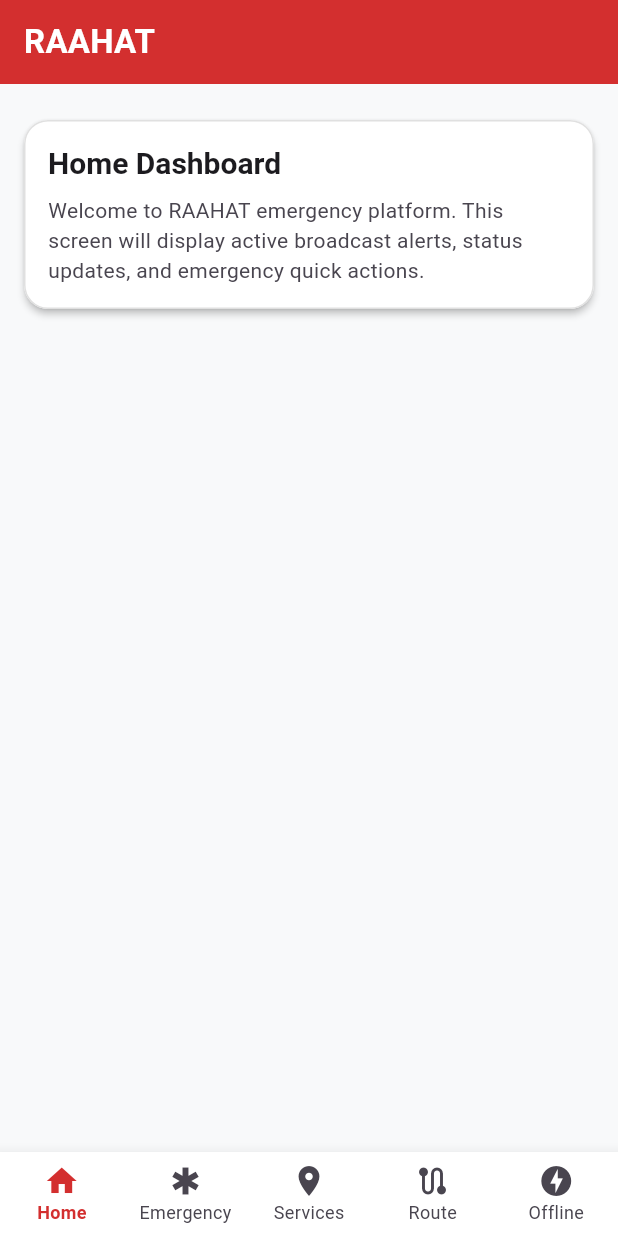
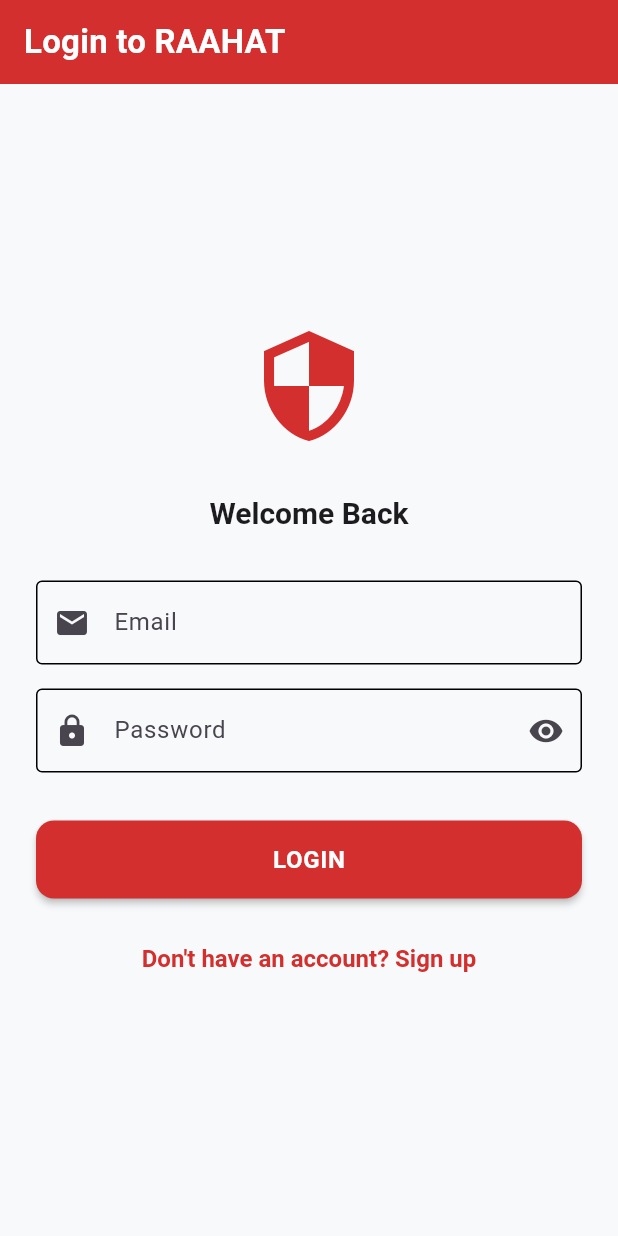
Before and after one commit to Santoshray-27/raahat, a Flutter app: the screen it shows after launch, on a phone screen of 412 x 824 dp. Run offline on Flutter 3.47's test engine with Material 3 defaults, Android fonts, the phone set to English and light mode, and no system bars; our stand-ins replace firebase_auth, firebase_core, geolocator; accounts and stored records are empty.

Commit message:
feat(mobile): integrate Firebase authentication

```diff
--- /dev/null
+++ b/apps/mobile/lib/features/auth/auth_gate.dart
@@ -0,0 +1,133 @@
+import 'package:flutter/material.dart';
+import 'package:firebase_auth/firebase_auth.dart';
+import 'package:raahat/features/home/main_navigation_shell.dart';
+import 'package:raahat/features/auth/login_screen.dart';
+import 'package:raahat/services/user_service.dart';
+import 'package:raahat/services/api_client.dart';
+
+class AuthGate extends StatefulWidget {
+  const AuthGate({super.key});
+
+  @override
+  State<AuthGate> createState() => _AuthGateState();
+}
+
+class _AuthGateState extends State<AuthGate> {
+  final UserService _userService = UserService(apiClient: ApiClient.instance);
+
+  User? _currentUser;
+  bool _isSyncing = false;
+  String? _syncError;
+  bool _syncSuccess = false;
+
+  @override
+  void initState() {
+    super.initState();
+    FirebaseAuth.instance.authStateChanges().listen((user) {
+      if (mounted) {
+        setState(() {
+          _currentUser = user;
+          if (user != null) {
+            _syncUser();
+          } else {
+            _isSyncing = false;
+            _syncError = null;
+            _syncSuccess = false;
+          }
+        });
+      }
+    });
+  }
+
+  Future<void> _syncUser() async {
+    setState(() {
+      _isSyncing = true;
+      _syncError = null;
+      _syncSuccess = false;
+    });
+
+    try {
+      await _userService.getMe();
+      if (mounted) {
+        setState(() {
+          _syncSuccess = true;
+          _isSyncing = false;
+        });
+      }
+    } catch (e) {
+      if (mounted) {
+        setState(() {
+          _syncError = e.toString();
+          _isSyncing = false;
+        });
+      }
+    }
+  }
+
+  @override
+  Widget build(BuildContext context) {
+    if (_currentUser == null) {
+      return const LoginScreen();
+    }
+
+    if (_isSyncing) {
+      return const Scaffold(
+        body: Center(
+          child: Column(
+            mainAxisAlignment: MainAxisAlignment.center,
+            children: [
+              CircularProgressIndicator(),
+              SizedBox(height: 16),
+              Text('Synchronizing account...'),
+            ],
+          ),
+        ),
+      );
+    }
+
+    if (_syncError != null) {
+      return Scaffold(
+        body: Center(
+          child: Padding(
+            padding: const EdgeInsets.all(24.0),
+            child: Column(
+              mainAxisAlignment: MainAxisAlignment.center,
+              children: [
+                const Icon(Icons.error_outline, color: Colors.red, size: 48),
+                const SizedBox(height: 16),
+                const Text('Failed to sync account with server.'),
+                const SizedBox(height: 8),
+                Text(
+                  _syncError!,
+                  textAlign: TextAlign.center,
+                  style: const TextStyle(color: Colors.red),
+                ),
+                const SizedBox(height: 24),
+                ElevatedButton.icon(
+                  onPressed: _syncUser,
+                  icon: const Icon(Icons.refresh),
+                  label: const Text('Retry'),
+                ),
+                const SizedBox(height: 8),
+                TextButton(
+                  onPressed: () => FirebaseAuth.instance.signOut(),
+                  child: const Text('Sign Out'),
+                ),
+              ],
+            ),
+          ),
+        ),
+      );
+    }
+
+    if (_syncSuccess) {
+      return const MainNavigationShell();
+    }
+
+    return const Scaffold(
+      body: Center(
+        child: CircularProgressIndicator(),
+      ),
+    );
+  }
+}
--- /dev/null
+++ b/apps/mobile/lib/features/auth/login_screen.dart
@@ -0,0 +1,170 @@
+import 'package:flutter/material.dart';
+import 'package:firebase_auth/firebase_auth.dart';
+import 'package:raahat/services/auth_service.dart';
+import 'package:raahat/features/auth/signup_screen.dart';
+
+class LoginScreen extends StatefulWidget {
+  const LoginScreen({super.key});
+
+  @override
+  State<LoginScreen> createState() => _LoginScreenState();
+}
+
+class _LoginScreenState extends State<LoginScreen> {
+  final _formKey = GlobalKey<FormState>();
+  final _emailController = TextEditingController();
+  final _passwordController = TextEditingController();
+  final _authService = AuthService();
+
+  bool _isLoading = false;
+  bool _obscurePassword = true;
+
+  @override
+  void dispose() {
+    _emailController.dispose();
+    _passwordController.dispose();
+    super.dispose();
+  }
+
+  Future<void> _login() async {
+    if (!_formKey.currentState!.validate()) return;
+
+    setState(() {
+      _isLoading = true;
+    });
+
+    try {
+      await _authService.signIn(
+        email: _emailController.text.trim(),
+        password: _passwordController.text,
+      );
+      // AuthGate will automatically handle the redirection upon successful auth.
+    } on FirebaseAuthException catch (e) {
+      String message = 'An error occurred during login.';
+      if (e.code == 'user-not-found') {
+        message = 'No user found for that email.';
+      } else if (e.code == 'wrong-password') {
+        message = 'Wrong password provided.';
+      } else if (e.code == 'invalid-email') {
+        message = 'The email address is badly formatted.';
+      } else if (e.code == 'invalid-credential') {
+        message = 'Invalid email or password.';
+      }
+
+      if (mounted) {
+        ScaffoldMessenger.of(context).showSnackBar(
+          SnackBar(content: Text(message)),
+        );
+      }
+    } catch (e) {
+      if (mounted) {
+        ScaffoldMessenger.of(context).showSnackBar(
+          SnackBar(content: Text(e.toString())),
+        );
+      }
+    } finally {
+      if (mounted) {
+        setState(() {
+          _isLoading = false;
+        });
+      }
+    }
+  }
+
+  @override
+  Widget build(BuildContext context) {
+    return Scaffold(
+      appBar: AppBar(
+        title: const Text('Login to RAAHAT'),
+      ),
+      body: SafeArea(
+        child: Center(
+          child: SingleChildScrollView(
+            padding: const EdgeInsets.all(24.0),
+            child: Form(
+              key: _formKey,
+              child: Column(
+                mainAxisAlignment: MainAxisAlignment.center,
+                crossAxisAlignment: CrossAxisAlignment.stretch,
+                children: [
+                  Icon(
+                    Icons.security,
+                    size: 80,
+                    color: Theme.of(context).colorScheme.primary,
+                  ),
+                  const SizedBox(height: 32),
+                  Text(
+                    'Welcome Back',
+                    style: Theme.of(context).textTheme.headlineMedium,
+                    textAlign: TextAlign.center,
+                  ),
+                  const SizedBox(height: 32),
+                  TextFormField(
+                    controller: _emailController,
+                    keyboardType: TextInputType.emailAddress,
+                    decoration: const InputDecoration(
+                      labelText: 'Email',
+                      prefixIcon: Icon(Icons.email),
+                      border: OutlineInputBorder(),
+                    ),
+                    validator: (value) {
+                      if (value == null || value.isEmpty) {
+                        return 'Please enter your email';
+                      }
+                      return null;
+                    },
+                  ),
+                  const SizedBox(height: 16),
+                  TextFormField(
+                    controller: _passwordController,
+                    obscureText: _obscurePassword,
+                    decoration: InputDecoration(
+                      labelText: 'Password',
+                      prefixIcon: const Icon(Icons.lock),
+                      border: const OutlineInputBorder(),
+                      suffixIcon: IconButton(
+                        icon: Icon(
+                          _obscurePassword ? Icons.visibility : Icons.visibility_off,
+                        ),
+                        onPressed: () {
+                          setState(() {
+                            _obscurePassword = !_obscurePassword;
+                          });
+                        },
+                      ),
+                    ),
+                    validator: (value) {
+                      if (value == null || value.isEmpty) {
+                        return 'Please enter your password';
+                      }
+                      return null;
+                    },
+                  ),
+                  const SizedBox(height: 32),
+                  _isLoading
+                      ? const Center(child: CircularProgressIndicator())
+                      : ElevatedButton(
+                          onPressed: _login,
+                          child: const Text('LOGIN'),
+                        ),
+                  const SizedBox(height: 16),
+                  TextButton(
+                    onPressed: () {
+                      Navigator.push(
+                        context,
+                        MaterialPageRoute(
+                          builder: (context) => const SignupScreen(),
+                        ),
+                      );
+                    },
+                    child: const Text('Don\'t have an account? Sign up'),
+                  ),
+                ],
+              ),
+            ),
+          ),
+        ),
+      ),
+    );
+  }
+}
--- a/apps/mobile/lib/features/emergency/emergency_screen.dart
+++ b/apps/mobile/lib/features/emergency/emergency_screen.dart
@@ -20,7 +20,7 @@ class _EmergencyScreenState extends State<EmergencyScreen> {
   String? _validationError;
 
   final EmergencyService _emergencyService = EmergencyService(
-    apiClient: ApiClient(),
+    apiClient: ApiClient.instance,
     locationService: LocationService(),
   );
 
--- a/apps/mobile/lib/features/services/services_screen.dart
+++ b/apps/mobile/lib/features/services/services_screen.dart
@@ -32,7 +32,7 @@ class _ServicesScreenState extends State<ServicesScreen> {
   void initState() {
     super.initState();
     _servicesService = ServicesService(
-      apiClient: ApiClient(),
+      apiClient: ApiClient.instance,
       locationService: LocationService(),
     );
     _fetchServices();
--- a/apps/mobile/lib/main.dart
+++ b/apps/mobile/lib/main.dart
@@ -1,8 +1,18 @@
 import 'package:flutter/material.dart';
+import 'package:firebase_core/firebase_core.dart';
+
 import 'package:raahat/core/theme/app_theme.dart';
-import 'package:raahat/features/home/main_navigation_shell.dart';
+import 'package:raahat/features/auth/auth_gate.dart';
+import 'firebase_options.dart';
 
-void main() {
+
+Future<void> main() async {
+  WidgetsFlutterBinding.ensureInitialized();
+
+  await Firebase.initializeApp(
+    options: DefaultFirebaseOptions.currentPlatform,
+  );
+
   runApp(const RaahatApp());
 }
 
@@ -15,7 +25,7 @@ class RaahatApp extends StatelessWidget {
       title: 'RAAHAT',
       debugShowCheckedModeBanner: false,
       theme: AppTheme.lightTheme,
-      home: const MainNavigationShell(),
+      home: const AuthGate(),
     );
   }
 }
--- /dev/null
+++ b/apps/mobile/lib/services/auth_service.dart
@@ -0,0 +1,41 @@
+import 'package:firebase_auth/firebase_auth.dart';
+
+class AuthService {
+  final FirebaseAuth _auth = FirebaseAuth.instance;
+
+  User? get currentUser => _auth.currentUser;
+
+  Future<UserCredential> signUp({
+    required String email,
+    required String password,
+  }) {
+    return _auth.createUserWithEmailAndPassword(
+      email: email,
+      password: password,
+    );
+  }
+
+  Future<UserCredential> signIn({
+    required String email,
+    required String password,
+  }) {
+    return _auth.signInWithEmailAndPassword(
+      email: email,
+      password: password,
+    );
+  }
+
+  Future<void> signOut() {
+    return _auth.signOut();
+  }
+
+  Future<String?> getIdToken() async {
+    final user = _auth.currentUser;
+
+    if (user == null) {
+      return null;
+    }
+
+    return user.getIdToken();
+  }
+}
--- /dev/null
+++ b/apps/mobile/lib/services/user_service.dart
@@ -0,0 +1,18 @@
+import 'package:raahat/services/api_client.dart';
+
+class UserService {
+  final ApiClient apiClient;
+
+  UserService({required this.apiClient});
+
+  Future<Map<String, dynamic>> getMe() async {
+    final response = await apiClient.get('/users/me');
+    if (!response.containsKey('data') || response['data'] == null) {
+      throw ApiException(
+        code: 'MALFORMED',
+        message: 'Missing expected "data" field in response.',
+      );
+    }
+    return response['data'] as Map<String, dynamic>;
+  }
+}
--- a/apps/mobile/pubspec.yaml
+++ b/apps/mobile/pubspec.yaml
@@ -38,6 +38,8 @@ dependencies:
   geolocator: ^14.0.3
   sqflite: ^2.4.3
   path_provider: ^2.1.6
+  firebase_core: ^4.13.0
+  firebase_auth: ^6.5.7
 
 dev_dependencies:
   flutter_test:
```
Also changed, not shown: apps/mobile/lib/features/auth/signup_screen.dart (added, +197 -0 lines), apps/mobile/lib/services/api_client.dart (+26 -12 lines), apps/mobile/firebase.json (added), apps/mobile/lib/firebase_options.dart (added), apps/mobile/pubspec.lock, 7 other files.
